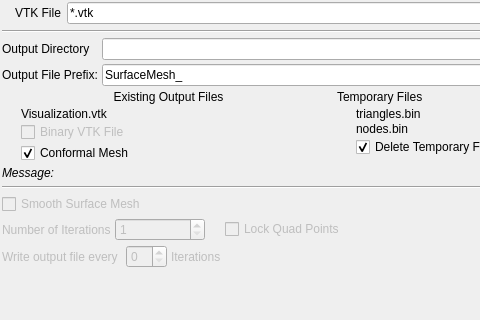
Qt form Source/AIM/GUI/UI_Files/SurfaceMeshingWidget.ui (BlueQuartzSoftware/DREAM3D) before a commit; both pictures show x 0 to 480 and y 0 to 320 of the 671 by 465 pixel window.
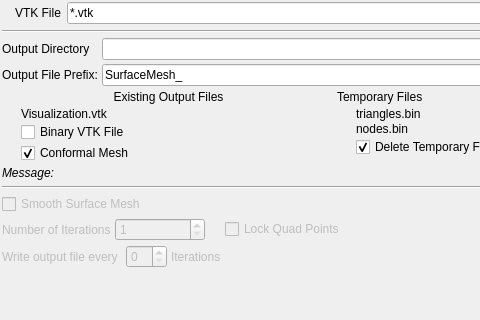
The same form after that commit. Icons and pictures are not drawn.

What changed in the file:
```diff
--- a/Source/AIM/GUI/UI_Files/SurfaceMeshingWidget.ui
+++ b/Source/AIM/GUI/UI_Files/SurfaceMeshingWidget.ui
@@ -161,7 +161,7 @@
        <item row="2" column="1">
         <widget class="QCheckBox" name="m_BinaryVtkFiles">
          <property name="enabled">
-          <bool>false</bool>
+          <bool>true</bool>
          </property>
          <property name="text">
           <string>Binary VTK File</string>
```
